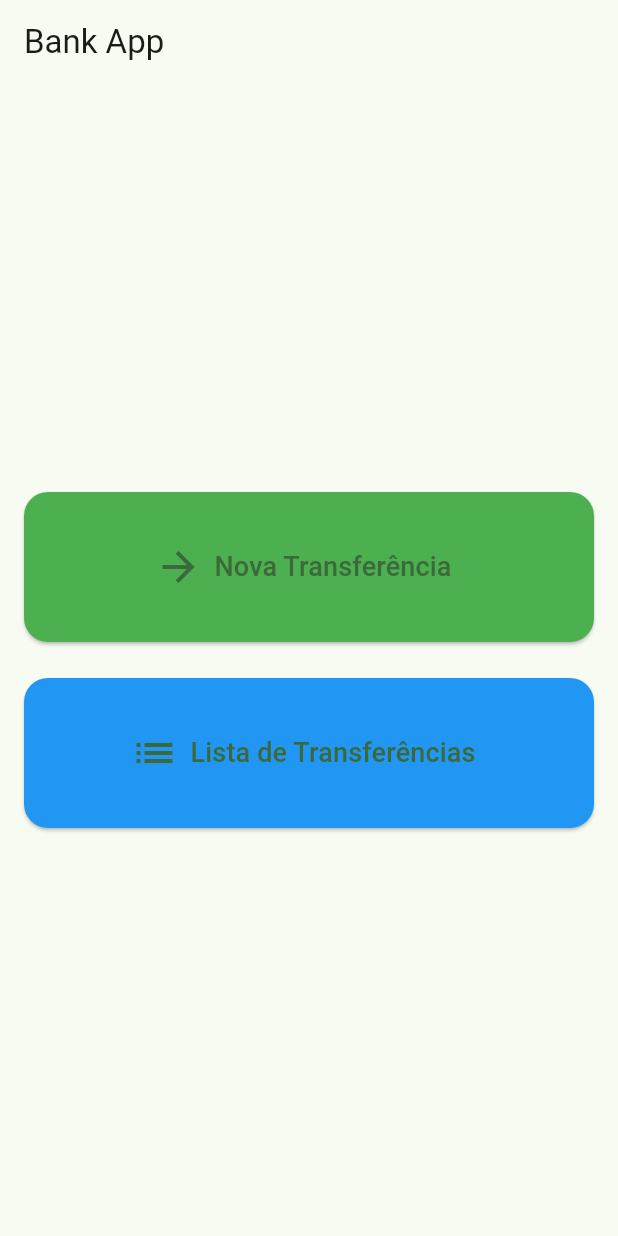
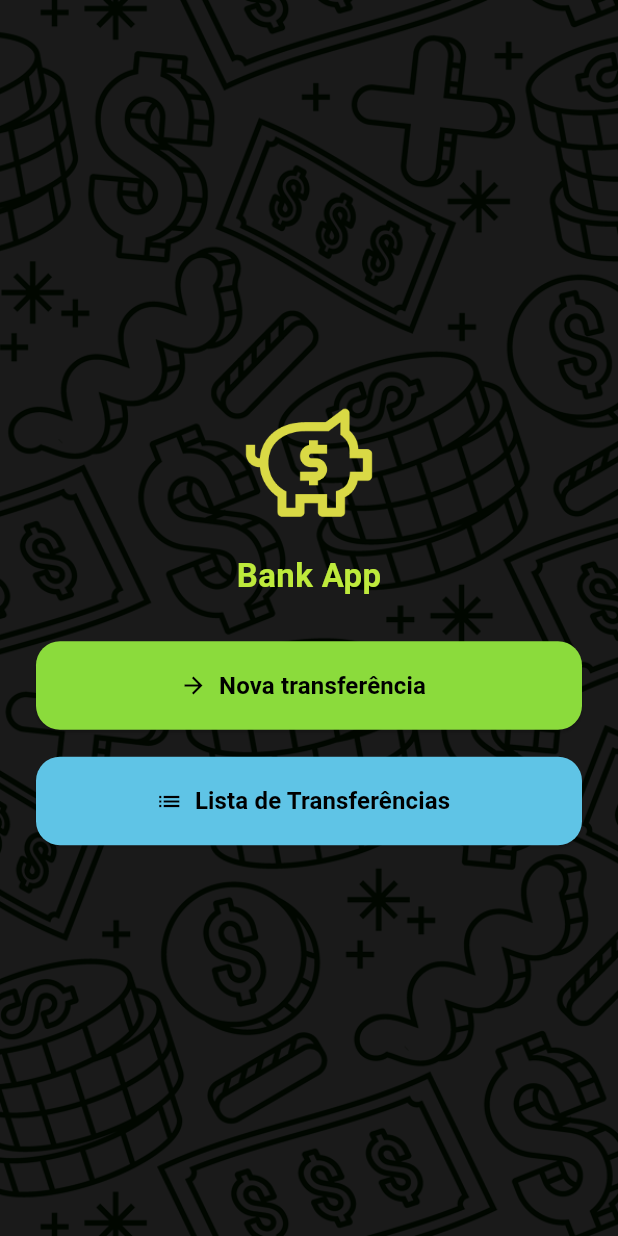
Before and after one commit to GabrielFillip/Bank-App, a Flutter app: the screen it shows after launch, on a phone screen of 412 x 824 dp. Run offline on Flutter 3.47's test engine with Material 3 defaults, Android fonts, the phone set to English and light mode, and no system bars; our stand-ins replace sqflite; accounts and stored records are empty.

Commit message:
Versão final da home screen.

```diff
--- a/lib/screens/home_screen.dart
+++ b/lib/screens/home_screen.dart
@@ -3,50 +3,129 @@ import 'package:bank_app/screens/nova_transferencia.dart';
 import 'package:bank_app/screens/lista_transferencias.dart';
 import 'package:bank_app/utils/transitions.dart';
 
+/// Tela inicial estilizada conforme design (fundo preto + imagem com opacidade 10%)
 class HomeScreen extends StatelessWidget {
   const HomeScreen({super.key});
 
   @override
   Widget build(BuildContext context) {
     return Scaffold(
-      appBar: AppBar(
-        title: const Text('Bank App'),
-      ),
-      body: Padding(
-        padding: const EdgeInsets.all(16.0),
-        child: Column(
-          mainAxisAlignment: MainAxisAlignment.center,
+      body: Container(
+        decoration: const BoxDecoration(color: Colors.black),
+        child: Stack(
+          fit: StackFit.expand,
           children: [
-            ElevatedButton.icon(
-              style: ElevatedButton.styleFrom(
-                backgroundColor: Colors.green,
-                minimumSize: const Size.fromHeight(100),
-                shape: RoundedRectangleBorder(
-                    borderRadius: BorderRadius.circular(16)),
+            // imagem de fundo com opacidade 10% (fallback se asset não existir)
+            Opacity(
+              opacity: 0.10,
+              child: Image.asset(
+                'assets/images/background_pattern.png',
+                fit: BoxFit.cover,
+                errorBuilder: (context, error, stackTrace) {
+                  // fallback: um Container neutro para preservar o layout
+                  return Container(color: Colors.transparent);
+                },
               ),
-              icon: const Icon(Icons.arrow_forward, size: 32),
-              label: const Text('Nova Transferência',
-                  style: TextStyle(fontSize: 18)),
-              onPressed: () {
-                Navigator.of(context)
-                    .push(criarRotaSuave(const NovaTransferenciaScreen()));
-              },
             ),
-            const SizedBox(height: 24),
-            ElevatedButton.icon(
-              style: ElevatedButton.styleFrom(
-                backgroundColor: Colors.blue,
-                minimumSize: const Size.fromHeight(100),
-                shape: RoundedRectangleBorder(
-                    borderRadius: BorderRadius.circular(16)),
+
+            // Conteúdo central
+            SafeArea(
+              child: Center(
+                child: Padding(
+                  padding: const EdgeInsets.symmetric(horizontal: 24.0),
+                  child: Column(
+                    mainAxisSize: MainAxisSize.min,
+                    children: [
+                      // ícone (fallback para um Icon caso asset não exista)
+                      SizedBox(
+                        width: 96,
+                        height: 96,
+                        child: Image.asset(
+                          'assets/images/logo_pig.png',
+                          fit: BoxFit.contain,
+                          errorBuilder: (context, error, stackTrace) {
+                            return const Icon(
+                              Icons.account_balance_wallet,
+                              color: Color(0xFFBEEA3C),
+                              size: 72,
+                            );
+                          },
+                        ),
+                      ),
+                      const SizedBox(height: 12),
+                      const Text(
+                        'Bank App',
+                        style: TextStyle(
+                          color: Color(0xFFBEEA3C),
+                          fontSize: 22,
+                          fontWeight: FontWeight.bold,
+                        ),
+                      ),
+                      const SizedBox(height: 28),
+
+                      // Botão Nova Transferência
+                      SizedBox(
+                        width: double.infinity,
+                        child: ElevatedButton.icon(
+                          icon: const Icon(Icons.arrow_forward,
+                              color: Colors.black),
+                          label: const Padding(
+                            padding: EdgeInsets.symmetric(vertical: 18.0),
+                            child: Text(
+                              'Nova transferência',
+                              style: TextStyle(
+                                color: Colors.black,
+                                fontSize: 16,
+                                fontWeight: FontWeight.bold,
+                              ),
+                            ),
+                          ),
+                          style: ElevatedButton.styleFrom(
+                            backgroundColor: const Color(0xFF8BDB3C),
+                            shape: RoundedRectangleBorder(
+                              borderRadius: BorderRadius.circular(16),
+                            ),
+                          ),
+                          onPressed: () {
+                            Navigator.of(context).push(criarRotaSuave(
+                                const NovaTransferenciaScreen()));
+                          },
+                        ),
+                      ),
+                      const SizedBox(height: 18),
+
+                      // Botão Lista de Transferências
+                      SizedBox(
+                        width: double.infinity,
+                        child: ElevatedButton.icon(
+                          icon: const Icon(Icons.list, color: Colors.black),
+                          label: const Padding(
+                            padding: EdgeInsets.symmetric(vertical: 18.0),
+                            child: Text(
+                              'Lista de Transferências',
+                              style: TextStyle(
+                                color: Colors.black,
+                                fontSize: 16,
+                                fontWeight: FontWeight.bold,
+                              ),
+                            ),
+                          ),
+                          style: ElevatedButton.styleFrom(
+                            backgroundColor: const Color(0xFF5FC4E6),
+                            shape: RoundedRectangleBorder(
+                              borderRadius: BorderRadius.circular(16),
+                            ),
+                          ),
+                          onPressed: () {
+                            Navigator.of(context).push(criarRotaSuave(
+                                const ListaTransferenciasScreen()));
+                          },
+                        ),
+                      ),
+                    ],
+                  ),
+                ),
               ),
-              icon: const Icon(Icons.list, size: 32),
-              label: const Text('Lista de Transferências',
-                  style: TextStyle(fontSize: 18)),
-              onPressed: () {
-                Navigator.of(context)
-                    .push(criarRotaSuave(const ListaTransferenciasScreen()));
-              },
             ),
           ],
         ),
--- a/pubspec.yaml
+++ b/pubspec.yaml
@@ -23,3 +23,6 @@ dev_dependencies:
 
 flutter:
   uses-material-design: true
+  assets:
+    - assets/images/background_pattern.png
+    - assets/images/logo_pig.png
```
Also changed, not shown: assets/images/background_pattern.png (added), assets/images/logo_pig.png (added), flutter_01.png (added), 2 other files.
